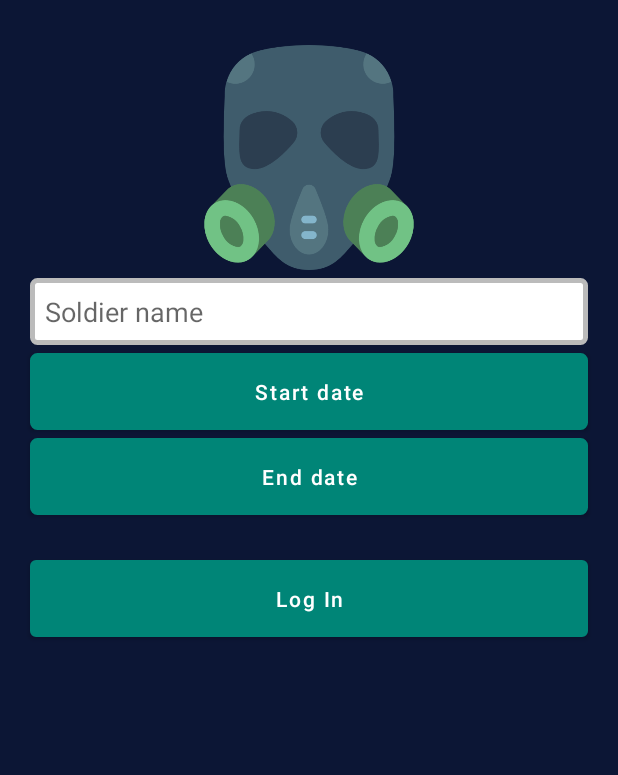
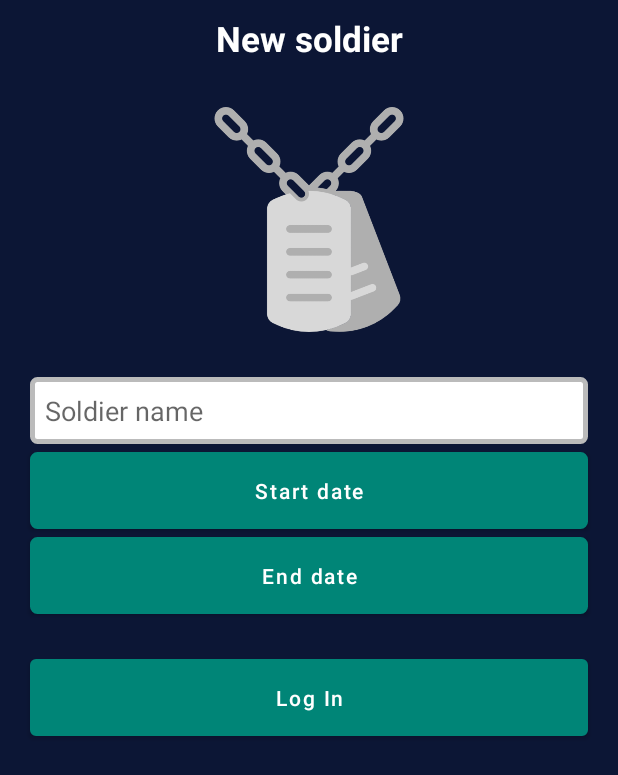
Before and after one commit to TheVigor/DembelIsComing, an Android app: the LoginFragment screen opened through its navigation route, on a phone screen of 412 x 824 dp. Shown: the top 775 px of the screen. Run offline under Robolectric (Android 15) with nearby library versions, the phone set to English and light mode, and no system bars.

Commit message:
added scrolling effect to login fragment, image view changed

```diff
--- a/app/src/main/res/layout/fragment_login.xml
+++ b/app/src/main/res/layout/fragment_login.xml
@@ -1,23 +1,46 @@
 <?xml version="1.0" encoding="utf-8"?>
-<android.support.constraint.ConstraintLayout xmlns:android="http://schemas.android.com/apk/res/android"
+<ScrollView
+        xmlns:android="http://schemas.android.com/apk/res/android"
         xmlns:app="http://schemas.android.com/apk/res-auto"
-                                             xmlns:tools="http://schemas.android.com/tools"
+        android:id="@+id/scroll_view"
+        android:scrollbars="none"
+        android:fillViewport="true"
         android:layout_width="match_parent"
-                                             android:layout_height="match_parent"
+        android:layout_height="match_parent">
+
+    <android.support.constraint.ConstraintLayout
+            android:layout_width="match_parent"
+            android:layout_height="wrap_content"
             android:background="@color/darkish">
+
+        <TextView
+                android:id="@+id/soldier_text"
+                android:layout_width="wrap_content"
+                android:layout_height="wrap_content"
+                android:text="New soldier"
+                android:layout_marginTop="10dp"
+                app:layout_constraintStart_toStartOf="parent"
+                app:layout_constraintEnd_toEndOf="parent"
+                app:layout_constraintTop_toTopOf="parent"
+                app:layout_constraintBottom_toTopOf="@id/login_image"
+                android:textSize="23sp"
+                android:textStyle="bold"
+                android:textColor="@color/white"/>
+
 
         <ImageView
                 android:id="@+id/login_image"
                 android:layout_width="match_parent"
                 android:layout_height="150dp"
-            android:src="@drawable/gasmask"
+                android:src="@drawable/dogtag"
                 android:layout_marginStart="50dp"
                 android:layout_marginEnd="50dp"
                 android:layout_marginTop="30dp"
-            app:layout_constraintTop_toTopOf="parent"/>
+                app:layout_constraintTop_toBottomOf="@id/soldier_text"/>
 
         <EditText
                 android:id="@+id/name_input"
+                android:layout_marginTop="30dp"
                 app:layout_constraintTop_toBottomOf="@+id/login_image"
                 style="@style/login_input"
                 android:inputType="textPersonName"
@@ -43,3 +66,4 @@
                 android:text="Log In"/>
 
     </android.support.constraint.ConstraintLayout>
+</ScrollView>
```
Also changed, not shown: app/src/main/res/drawable/dogtag.png (added). Lines whose indentation alone changed are shown as unchanged.
